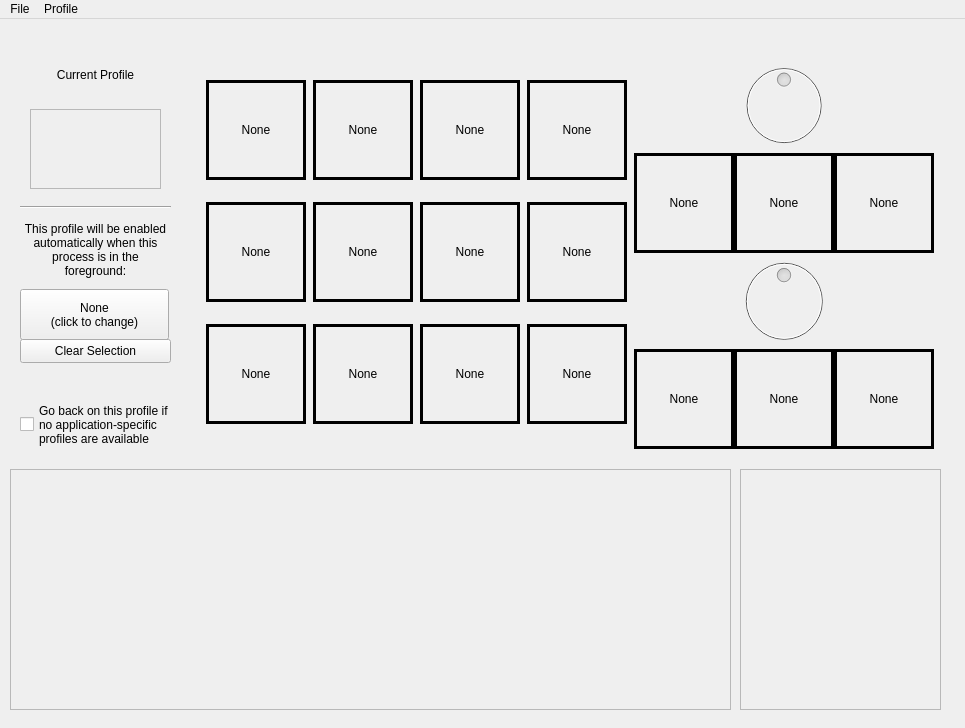
Qt form resources/interface.ui (Tizzu/BagOnKey) before a commit.
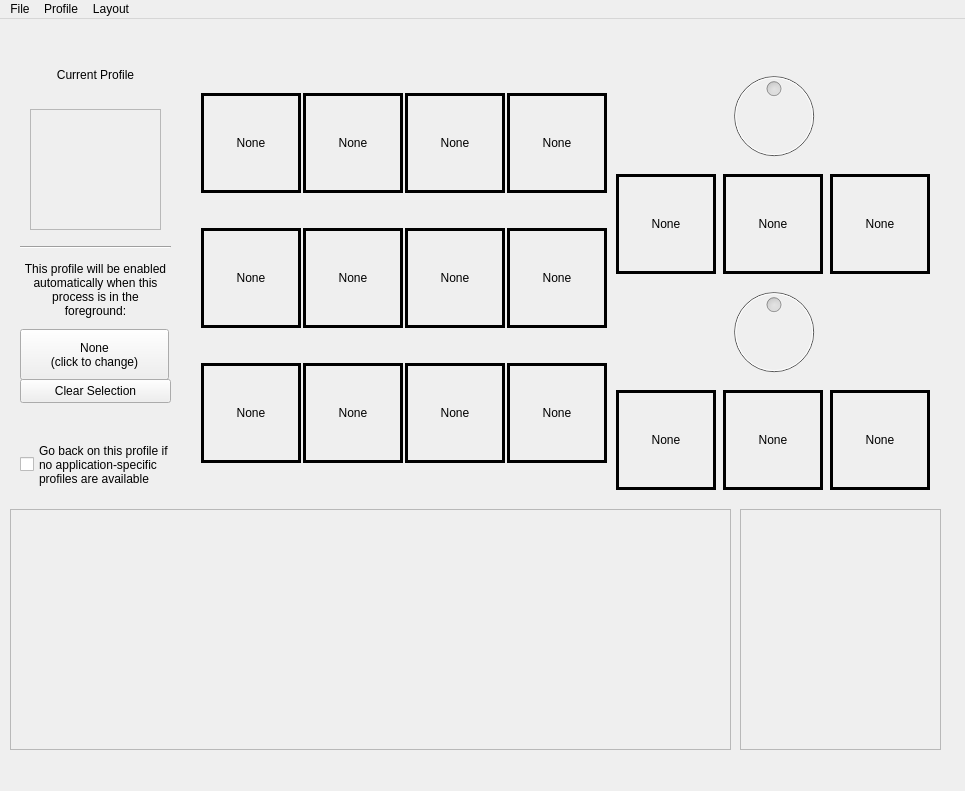
The same form after that commit. Custom widgets are drawn as their Qt base class.

Commit message: Renamed python backend to BagOnKey, implemented multiple keyboard profiles, improved on_button_click, Windows key suppression, buttons are now issued on release (on test)

What changed in the file:
```diff
--- a/resources/interface.ui
+++ b/resources/interface.ui
@@ -7,7 +7,7 @@
     <x>0</x>
     <y>0</y>
     <width>965</width>
-    <height>728</height>
+    <height>791</height>
    </rect>
   </property>
   <property name="maximumSize">
@@ -32,7 +32,7 @@
       <x>190</x>
       <y>30</y>
       <width>761</width>
-      <height>409</height>
+      <height>461</height>
      </rect>
     </property>
     <property name="styleSheet">
@@ -371,6 +371,18 @@
          <property name="enabled">
           <bool>false</bool>
          </property>
+         <property name="sizePolicy">
+          <sizepolicy hsizetype="Fixed" vsizetype="Fixed">
+           <horstretch>0</horstretch>
+           <verstretch>0</verstretch>
+          </sizepolicy>
+         </property>
+         <property name="minimumSize">
+          <size>
+           <width>330</width>
+           <height>100</height>
+          </size>
+         </property>
          <property name="font">
           <font>
            <bold>false</bold>
@@ -471,6 +483,18 @@
          <property name="enabled">
           <bool>false</bool>
          </property>
+         <property name="sizePolicy">
+          <sizepolicy hsizetype="Fixed" vsizetype="Fixed">
+           <horstretch>0</horstretch>
+           <verstretch>0</verstretch>
+          </sizepolicy>
+         </property>
+         <property name="minimumSize">
+          <size>
+           <width>330</width>
+           <height>100</height>
+          </size>
+         </property>
          <property name="minimum">
           <number>50</number>
          </property>
@@ -590,7 +614,7 @@
     <property name="geometry">
      <rect>
       <x>20</x>
-      <y>180</y>
+      <y>220</y>
       <width>151</width>
       <height>16</height>
      </rect>
@@ -603,7 +627,7 @@
     <property name="geometry">
      <rect>
       <x>20</x>
-      <y>200</y>
+      <y>240</y>
       <width>151</width>
       <height>61</height>
      </rect>
@@ -625,7 +649,7 @@
     <property name="geometry">
      <rect>
       <x>20</x>
-      <y>270</y>
+      <y>310</y>
       <width>149</width>
       <height>51</height>
      </rect>
@@ -639,7 +663,7 @@
     <property name="geometry">
      <rect>
       <x>10</x>
-      <y>450</y>
+      <y>490</y>
       <width>721</width>
       <height>241</height>
      </rect>
@@ -662,7 +686,7 @@
     <property name="geometry">
      <rect>
       <x>740</x>
-      <y>450</y>
+      <y>490</y>
       <width>201</width>
       <height>241</height>
      </rect>
@@ -687,7 +711,7 @@
       <x>30</x>
       <y>90</y>
       <width>131</width>
-      <height>80</height>
+      <height>121</height>
      </rect>
     </property>
     <property name="widgetResizable">
@@ -699,7 +723,7 @@
        <x>0</x>
        <y>0</y>
        <width>129</width>
-       <height>78</height>
+       <height>119</height>
       </rect>
      </property>
     </widget>
@@ -708,7 +732,7 @@
     <property name="geometry">
      <rect>
       <x>20</x>
-      <y>320</y>
+      <y>360</y>
       <width>151</width>
       <height>24</height>
      </rect>
@@ -727,7 +751,7 @@
     <property name="geometry">
      <rect>
       <x>20</x>
-      <y>380</y>
+      <y>420</y>
       <width>151</width>
       <height>51</height>
      </rect>
@@ -773,8 +797,16 @@
     </property>
     <addaction name="actionExit"/>
    </widget>
+   <widget class="QMenu" name="menuLayout">
+    <property name="title">
+     <string>Layout</string>
+    </property>
+    <addaction name="action3_keys_1_knob"/>
+    <addaction name="action12_keys_2_knobs"/>
+   </widget>
    <addaction name="menuFile"/>
    <addaction name="menuProfile"/>
+   <addaction name="menuLayout"/>
   </widget>
   <action name="actionAdd_new_profile">
    <property name="text">
```
Left out of the diff: 10 changed lines with no effect on the pictures. The commit also changes 5 other files.
